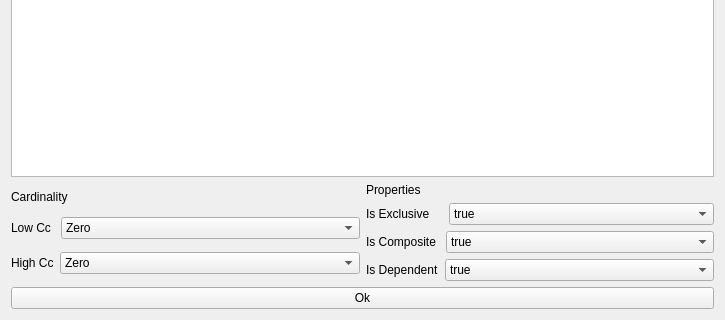
Qt form ui/SchemaRelationshipEditor.ui (jcfreeman2/dbe) before a commit; both pictures show x 0 to 725 and y 170 to 490 of the 725 by 490 pixel window.
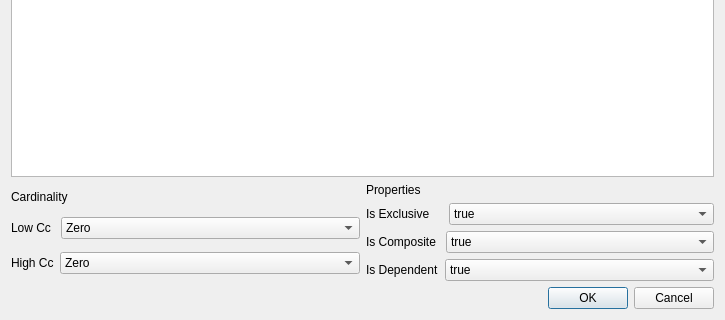
The same form after that commit.

Commit message: Add cancel option to attribute,relationship and method edit widgets. Add 'Save View As' to main window

```diff
--- a/ui/SchemaRelationshipEditor.ui
+++ b/ui/SchemaRelationshipEditor.ui
@@ -703,9 +703,9 @@
    <item>
     <layout class="QVBoxLayout" name="verticalLayout_4">
      <item>
-      <widget class="QPushButton" name="SaveButton">
-       <property name="text">
-        <string>Ok</string>
+      <widget class="QDialogButtonBox" name="buttonBox">
+       <property name="standardButtons">
+        <set>QDialogButtonBox::Cancel|QDialogButtonBox::Ok</set>
        </property>
       </widget>
      </item>
```
The commit also changes 8 other files.
